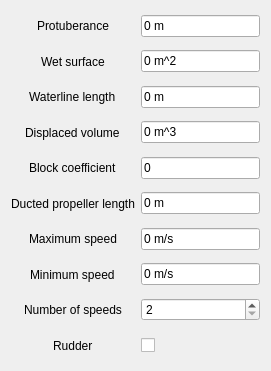
This is freecad/ship/resources/ui/TaskPanel_resistanceHoltrop.ui in FreeCAD/freecad.ship as Qt 5 draws it before an edit. The edited form follows.
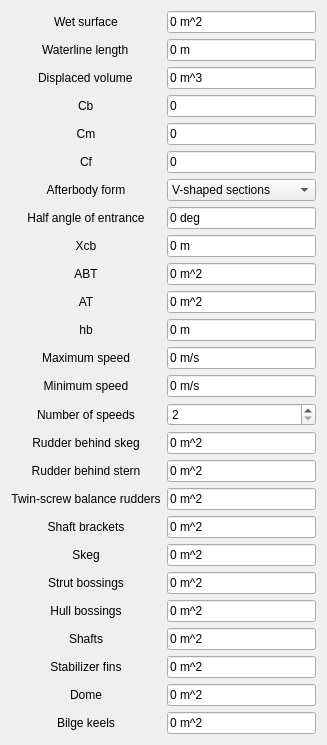
This is the edited form. Custom widgets are drawn as their Qt base class.

The edit to the form file:
```diff
--- a/freecad/ship/resources/ui/TaskPanel_resistanceHoltrop.ui
+++ b/freecad/ship/resources/ui/TaskPanel_resistanceHoltrop.ui
@@ -6,8 +6,8 @@
    <rect>
     <x>0</x>
     <y>0</y>
-    <width>271</width>
-    <height>371</height>
+    <width>308</width>
+    <height>690</height>
    </rect>
   </property>
   <property name="windowTitle">
@@ -19,14 +19,274 @@
   <layout class="QGridLayout" name="gridLayout" rowstretch="0">
    <item row="0" column="0">
     <layout class="QGridLayout" name="gridLayout_2">
-     <item row="10" column="1">
-      <widget class="QCheckBox" name="rudder">
+     <item row="6" column="0">
+      <widget class="QLabel" name="form_label">
        <property name="text">
-        <string/>
+        <string>Afterbody form</string>
        </property>
+       <property name="alignment">
+        <set>Qt::AlignCenter</set>
+       </property>
       </widget>
      </item>
-     <item row="6" column="0" alignment="Qt::AlignHCenter">
+     <item row="0" column="0" alignment="Qt::AlignHCenter">
+      <widget class="QLabel" name="Sw_label">
+       <property name="sizePolicy">
+        <sizepolicy hsizetype="Preferred" vsizetype="Expanding">
+         <horstretch>0</horstretch>
+         <verstretch>0</verstretch>
+        </sizepolicy>
+       </property>
+       <property name="text">
+        <string>Wet surface</string>
+       </property>
+      </widget>
+     </item>
+     <item row="24" column="1">
+      <widget class="Gui::InputField" name="dome">
+       <property name="text">
+        <string notr="true">0 m^2</string>
+       </property>
+       <property name="unit" stdset="0">
+        <string notr="true">m^2</string>
+       </property>
+       <property name="quantity" stdset="0">
+        <double>1.000000000000000</double>
+       </property>
+      </widget>
+     </item>
+     <item row="21" column="0">
+      <widget class="QLabel" name="hull_bossings_label">
+       <property name="sizePolicy">
+        <sizepolicy hsizetype="Preferred" vsizetype="Expanding">
+         <horstretch>0</horstretch>
+         <verstretch>0</verstretch>
+        </sizepolicy>
+       </property>
+       <property name="text">
+        <string>Hull bossings</string>
+       </property>
+       <property name="alignment">
+        <set>Qt::AlignCenter</set>
+       </property>
+      </widget>
+     </item>
+     <item row="7" column="1">
+      <widget class="Gui::InputField" name="iE">
+       <property name="text">
+        <string notr="true">0 deg</string>
+       </property>
+       <property name="unit" stdset="0">
+        <string notr="true">deg</string>
+       </property>
+       <property name="quantity" stdset="0">
+        <double>1.000000000000000</double>
+       </property>
+      </widget>
+     </item>
+     <item row="4" column="1">
+      <widget class="Gui::InputField" name="Cm">
+       <property name="text">
+        <string notr="true">0</string>
+       </property>
+       <property name="maxLength">
+        <number>5</number>
+       </property>
+       <property name="unit" stdset="0">
+        <string notr="true"/>
+       </property>
+       <property name="quantity" stdset="0">
+        <double>0.000000000000000</double>
+       </property>
+      </widget>
+     </item>
+     <item row="23" column="1">
+      <widget class="Gui::InputField" name="stab_fins">
+       <property name="text">
+        <string notr="true">0 m^2</string>
+       </property>
+       <property name="unit" stdset="0">
+        <string notr="true">m^2</string>
+       </property>
+       <property name="quantity" stdset="0">
+        <double>1.000000000000000</double>
+       </property>
+      </widget>
+     </item>
+     <item row="24" column="0">
+      <widget class="QLabel" name="dome_label">
+       <property name="sizePolicy">
+        <sizepolicy hsizetype="Preferred" vsizetype="Expanding">
+         <horstretch>0</horstretch>
+         <verstretch>0</verstretch>
+        </sizepolicy>
+       </property>
+       <property name="toolTip">
+        <string>&lt;html&gt;&lt;head/&gt;&lt;body&gt;&lt;p&gt;Number of speed to compute the resistance.&lt;/p&gt;&lt;p&gt;&lt;br/&gt;&lt;/p&gt;&lt;/body&gt;&lt;/html&gt;</string>
+       </property>
+       <property name="text">
+        <string>Dome</string>
+       </property>
+       <property name="alignment">
+        <set>Qt::AlignCenter</set>
+       </property>
+      </widget>
+     </item>
+     <item row="14" column="0" alignment="Qt::AlignHCenter">
+      <widget class="QLabel" name="n_speeds_label">
+       <property name="sizePolicy">
+        <sizepolicy hsizetype="Preferred" vsizetype="Expanding">
+         <horstretch>0</horstretch>
+         <verstretch>0</verstretch>
+        </sizepolicy>
+       </property>
+       <property name="toolTip">
+        <string>&lt;html&gt;&lt;head/&gt;&lt;body&gt;&lt;p&gt;Number of speed to compute the resistance.&lt;/p&gt;&lt;p&gt;&lt;br/&gt;&lt;/p&gt;&lt;/body&gt;&lt;/html&gt;</string>
+       </property>
+       <property name="text">
+        <string>Number of speeds</string>
+       </property>
+      </widget>
+     </item>
+     <item row="13" column="1">
+      <widget class="Gui::InputField" name="min_speed">
+       <property name="text">
+        <string notr="true">0 m/s</string>
+       </property>
+       <property name="unit" stdset="0">
+        <string notr="true">m/s</string>
+       </property>
+       <property name="quantity" stdset="0">
+        <double>1.000000000000000</double>
+       </property>
+      </widget>
+     </item>
+     <item row="22" column="0">
+      <widget class="QLabel" name="shafts_label">
+       <property name="sizePolicy">
+        <sizepolicy hsizetype="Preferred" vsizetype="Expanding">
+         <horstretch>0</horstretch>
+         <verstretch>0</verstretch>
+        </sizepolicy>
+       </property>
+       <property name="text">
+        <string>Shafts</string>
+       </property>
+       <property name="alignment">
+        <set>Qt::AlignCenter</set>
+       </property>
+      </widget>
+     </item>
+     <item row="9" column="1">
+      <widget class="Gui::InputField" name="ABT">
+       <property name="text">
+        <string notr="true">0 m^2</string>
+       </property>
+       <property name="maxLength">
+        <number>5</number>
+       </property>
+       <property name="unit" stdset="0">
+        <string notr="true">m^2</string>
+       </property>
+       <property name="quantity" stdset="0">
+        <double>0.000000000000000</double>
+       </property>
+      </widget>
+     </item>
+     <item row="8" column="1">
+      <widget class="Gui::InputField" name="xcb">
+       <property name="text">
+        <string notr="true">0 m</string>
+       </property>
+       <property name="unit" stdset="0">
+        <string notr="true">m</string>
+       </property>
+       <property name="quantity" stdset="0">
+        <double>0.000000000000000</double>
+       </property>
+      </widget>
+     </item>
+     <item row="3" column="0" alignment="Qt::AlignHCenter">
+      <widget class="QLabel" name="Cb_label">
+       <property name="sizePolicy">
+        <sizepolicy hsizetype="Preferred" vsizetype="Expanding">
+         <horstretch>0</horstretch>
+         <verstretch>0</verstretch>
+        </sizepolicy>
+       </property>
+       <property name="toolTip">
+        <string>&lt;html&gt;&lt;head/&gt;&lt;body&gt;&lt;p&gt;Block coefficient&lt;/p&gt;&lt;/body&gt;&lt;/html&gt;</string>
+       </property>
+       <property name="text">
+        <string>Cb</string>
+       </property>
+      </widget>
+     </item>
+     <item row="18" column="1">
+      <widget class="Gui::InputField" name="sbr">
+       <property name="text">
+        <string notr="true">0 m^2</string>
+       </property>
+       <property name="maxLength">
+        <number>100000</number>
+       </property>
+       <property name="unit" stdset="0">
+        <string notr="true">m^2</string>
+       </property>
+       <property name="quantity" stdset="0">
+        <double>0.000000000000000</double>
+       </property>
+      </widget>
+     </item>
+     <item row="15" column="1">
+      <widget class="Gui::InputField" name="rbskeg">
+       <property name="text">
+        <string notr="true">0 m^2</string>
+       </property>
+       <property name="unit" stdset="0">
+        <string notr="true">m^2</string>
+       </property>
+       <property name="quantity" stdset="0">
+        <double>1.000000000000000</double>
+       </property>
+      </widget>
+     </item>
+     <item row="18" column="0">
+      <widget class="QLabel" name="sbr_label">
+       <property name="sizePolicy">
+        <sizepolicy hsizetype="Preferred" vsizetype="Expanding">
+         <horstretch>0</horstretch>
+         <verstretch>0</verstretch>
+        </sizepolicy>
+       </property>
+       <property name="text">
+        <string>Shaft brackets</string>
+       </property>
+       <property name="alignment">
+        <set>Qt::AlignCenter</set>
+       </property>
+      </widget>
+     </item>
+     <item row="10" column="0">
+      <widget class="QLabel" name="AT_label">
+       <property name="sizePolicy">
+        <sizepolicy hsizetype="Preferred" vsizetype="Expanding">
+         <horstretch>0</horstretch>
+         <verstretch>0</verstretch>
+        </sizepolicy>
+       </property>
+       <property name="toolTip">
+        <string>&lt;html&gt;&lt;head/&gt;&lt;body&gt;&lt;p&gt;Inmersed part of the tranverse area of the transom at zero speed.&lt;/p&gt;&lt;/body&gt;&lt;/html&gt;</string>
+       </property>
+       <property name="text">
+        <string>AT</string>
+       </property>
+       <property name="alignment">
+        <set>Qt::AlignCenter</set>
+       </property>
+      </widget>
+     </item>
+     <item row="12" column="0">
       <widget class="QLabel" name="max_speed_label">
        <property name="sizePolicy">
         <sizepolicy hsizetype="Preferred" vsizetype="Expanding">
@@ -40,12 +300,8 @@
        <property name="text">
         <string>Maximum speed</string>
        </property>
-      </widget>
-     </item>
-     <item row="5" column="1">
-      <widget class="Gui::InputField" name="d_length">
-       <property name="text">
-        <string notr="true">0 m</string>
+       <property name="alignment">
+        <set>Qt::AlignCenter</set>
        </property>
        <property name="unit" stdset="0">
         <string notr="true">m</string>
@@ -55,26 +311,19 @@
        </property>
       </widget>
      </item>
-     <item row="3" column="1">
-      <widget class="Gui::InputField" name="volume">
-       <property name="text">
-        <string notr="true">0 m^3</string>
+     <item row="16" column="0">
+      <widget class="QLabel" name="rbstern_label">
+       <property name="sizePolicy">
+        <sizepolicy hsizetype="Preferred" vsizetype="Expanding">
+         <horstretch>0</horstretch>
+         <verstretch>0</verstretch>
+        </sizepolicy>
        </property>
-       <property name="unit" stdset="0">
-        <string notr="true">m^3</string>
-       </property>
-       <property name="quantity" stdset="0">
-        <double>1.000000000000000</double>
-       </property>
-      </widget>
-     </item>
-     <item row="4" column="1">
-      <widget class="Gui::InputField" name="Cb">
        <property name="text">
-        <string notr="true">0</string>
+        <string>Rudder behind stern</string>
        </property>
-       <property name="maxLength">
-        <number>5</number>
+       <property name="alignment">
+        <set>Qt::AlignCenter</set>
        </property>
        <property name="unit" stdset="0">
         <string notr="true"/>
@@ -84,7 +333,7 @@
        </property>
       </widget>
      </item>
-     <item row="1" column="1">
+     <item row="0" column="1">
       <widget class="Gui::InputField" name="Sw">
        <property name="text">
         <string notr="true">0 m^2</string>
@@ -97,8 +346,8 @@
        </property>
       </widget>
      </item>
-     <item row="10" column="0" alignment="Qt::AlignHCenter">
-      <widget class="QLabel" name="rudder_label">
+     <item row="23" column="0">
+      <widget class="QLabel" name="stab_fins_label">
        <property name="sizePolicy">
         <sizepolicy hsizetype="Preferred" vsizetype="Expanding">
          <horstretch>0</horstretch>
@@ -109,14 +358,10 @@
         <string>&lt;html&gt;&lt;head/&gt;&lt;body&gt;&lt;p&gt;Check the box if the ship has a rudder.&lt;/p&gt;&lt;p&gt;&lt;br/&gt;&lt;/p&gt;&lt;/body&gt;&lt;/html&gt;</string>
        </property>
        <property name="text">
-        <string>Rudder</string>
+        <string>Stabilizer fins</string>
        </property>
-      </widget>
-     </item>
-     <item row="7" column="1">
-      <widget class="Gui::InputField" name="min_speed">
-       <property name="text">
-        <string notr="true">0 m/s</string>
+       <property name="alignment">
+        <set>Qt::AlignCenter</set>
        </property>
        <property name="unit" stdset="0">
         <string notr="true">m/s</string>
@@ -126,20 +371,7 @@
        </property>
       </widget>
      </item>
-     <item row="5" column="0" alignment="Qt::AlignHCenter">
-      <widget class="QLabel" name="d_length_label">
-       <property name="sizePolicy">
-        <sizepolicy hsizetype="Preferred" vsizetype="Expanding">
-         <horstretch>0</horstretch>
-         <verstretch>0</verstretch>
-        </sizepolicy>
-       </property>
-       <property name="text">
-        <string>Ducted propeller length</string>
-       </property>
-      </widget>
-     </item>
-     <item row="9" column="1">
+     <item row="14" column="1">
       <widget class="QSpinBox" name="n_speeds">
        <property name="minimum">
         <number>2</number>
@@ -152,24 +384,76 @@
        </property>
       </widget>
      </item>
-     <item row="0" column="0" alignment="Qt::AlignHCenter">
-      <widget class="QLabel" name="protuberance_label">
+     <item row="22" column="1">
+      <widget class="Gui::InputField" name="shafts">
+       <property name="text">
+        <string notr="true">0 m^2</string>
+       </property>
+       <property name="unit" stdset="0">
+        <string notr="true">m^2</string>
+       </property>
+       <property name="quantity" stdset="0">
+        <double>0.000000000000000</double>
+       </property>
+      </widget>
+     </item>
+     <item row="8" column="0">
+      <widget class="QLabel" name="xcb_label">
+       <property name="toolTip">
+        <string>&lt;html&gt;&lt;head/&gt;&lt;body&gt;&lt;p&gt;Longitudinal position of the center of buoyancy mesaured from aft point.&lt;/p&gt;&lt;p&gt;&lt;br/&gt;&lt;/p&gt;&lt;p&gt;&lt;br/&gt;&lt;/p&gt;&lt;/body&gt;&lt;/html&gt;</string>
+       </property>
+       <property name="text">
+        <string>Xcb</string>
+       </property>
+       <property name="alignment">
+        <set>Qt::AlignCenter</set>
+       </property>
+      </widget>
+     </item>
+     <item row="25" column="0">
+      <widget class="QLabel" name="bkl_label">
        <property name="sizePolicy">
         <sizepolicy hsizetype="Preferred" vsizetype="Expanding">
          <horstretch>0</horstretch>
          <verstretch>0</verstretch>
         </sizepolicy>
        </property>
-       <property name="toolTip">
-        <string>&lt;html&gt;&lt;head/&gt;&lt;body&gt;&lt;p&gt;Protuberance measured from the frame 20. &lt;/p&gt;&lt;/body&gt;&lt;/html&gt;</string>
+       <property name="text">
+        <string>Bilge keels</string>
        </property>
+       <property name="alignment">
+        <set>Qt::AlignCenter</set>
+       </property>
+      </widget>
+     </item>
+     <item row="7" column="0">
+      <widget class="QLabel" name="iE_label">
        <property name="text">
-        <string>Protuberance</string>
+        <string>Half angle of entrance</string>
        </property>
+       <property name="alignment">
+        <set>Qt::AlignCenter</set>
+       </property>
       </widget>
      </item>
-     <item row="9" column="0" alignment="Qt::AlignHCenter">
-      <widget class="QLabel" name="n_speeds_label">
+     <item row="17" column="1">
+      <widget class="Gui::InputField" name="twsbr">
+       <property name="text">
+        <string notr="true">0 m^2</string>
+       </property>
+       <property name="maxLength">
+        <number>100000</number>
+       </property>
+       <property name="unit" stdset="0">
+        <string notr="true">m^2</string>
+       </property>
+       <property name="quantity" stdset="0">
+        <double>0.000000000000000</double>
+       </property>
+      </widget>
+     </item>
+     <item row="13" column="0">
+      <widget class="QLabel" name="min_speed_label">
        <property name="sizePolicy">
         <sizepolicy hsizetype="Preferred" vsizetype="Expanding">
          <horstretch>0</horstretch>
@@ -180,11 +464,14 @@
         <string>&lt;html&gt;&lt;head/&gt;&lt;body&gt;&lt;p&gt;Number of speed to compute the resistance.&lt;/p&gt;&lt;p&gt;&lt;br/&gt;&lt;/p&gt;&lt;/body&gt;&lt;/html&gt;</string>
        </property>
        <property name="text">
-        <string>Number of speeds</string>
+        <string>Minimum speed</string>
        </property>
+       <property name="alignment">
+        <set>Qt::AlignCenter</set>
+       </property>
       </widget>
      </item>
-     <item row="6" column="1">
+     <item row="12" column="1">
       <widget class="Gui::InputField" name="max_speed">
        <property name="text">
         <string notr="true">0 m/s</string>
@@ -197,7 +484,7 @@
        </property>
       </widget>
      </item>
-     <item row="2" column="0" alignment="Qt::AlignHCenter">
+     <item row="1" column="0" alignment="Qt::AlignHCenter">
       <widget class="QLabel" name="Lw_label">
        <property name="sizePolicy">
         <sizepolicy hsizetype="Preferred" vsizetype="Expanding">
@@ -210,7 +497,257 @@
        </property>
       </widget>
      </item>
-     <item row="3" column="0" alignment="Qt::AlignHCenter">
+     <item row="15" column="0">
+      <widget class="QLabel" name="rbskeg_label">
+       <property name="sizePolicy">
+        <sizepolicy hsizetype="Preferred" vsizetype="Expanding">
+         <horstretch>0</horstretch>
+         <verstretch>0</verstretch>
+        </sizepolicy>
+       </property>
+       <property name="text">
+        <string>Rudder behind skeg</string>
+       </property>
+       <property name="alignment">
+        <set>Qt::AlignCenter</set>
+       </property>
+      </widget>
+     </item>
+     <item row="17" column="0">
+      <widget class="QLabel" name="twsbr_label">
+       <property name="sizePolicy">
+        <sizepolicy hsizetype="Preferred" vsizetype="Expanding">
+         <horstretch>0</horstretch>
+         <verstretch>0</verstretch>
+        </sizepolicy>
+       </property>
+       <property name="text">
+        <string>Twin-screw balance rudders</string>
+       </property>
+       <property name="alignment">
+        <set>Qt::AlignCenter</set>
+       </property>
+      </widget>
+     </item>
+     <item row="21" column="1">
+      <widget class="Gui::InputField" name="hull_bossings">
+       <property name="text">
+        <string notr="true">0 m^2</string>
+       </property>
+       <property name="unit" stdset="0">
+        <string notr="true">m^2</string>
+       </property>
+       <property name="quantity" stdset="0">
+        <double>0.000000000000000</double>
+       </property>
+      </widget>
+     </item>
+     <item row="5" column="1">
+      <widget class="Gui::InputField" name="Cf">
+       <property name="text">
+        <string notr="true">0</string>
+       </property>
+       <property name="maxLength">
+        <number>5</number>
+       </property>
+       <property name="unit" stdset="0">
+        <string notr="true"/>
+       </property>
+       <property name="quantity" stdset="0">
+        <double>0.000000000000000</double>
+       </property>
+      </widget>
+     </item>
+     <item row="20" column="0">
+      <widget class="QLabel" name="strut_bossing_label">
+       <property name="sizePolicy">
+        <sizepolicy hsizetype="Preferred" vsizetype="Expanding">
+         <horstretch>0</horstretch>
+         <verstretch>0</verstretch>
+        </sizepolicy>
+       </property>
+       <property name="toolTip">
+        <string>&lt;html&gt;&lt;head/&gt;&lt;body&gt;&lt;p&gt;Minimum speed to compute the resistance.&lt;/p&gt;&lt;/body&gt;&lt;/html&gt;</string>
+       </property>
+       <property name="text">
+        <string>Strut bossings</string>
+       </property>
+       <property name="alignment">
+        <set>Qt::AlignCenter</set>
+       </property>
+      </widget>
+     </item>
+     <item row="3" column="1">
+      <widget class="Gui::InputField" name="Cb">
+       <property name="text">
+        <string notr="true">0</string>
+       </property>
+       <property name="maxLength">
+        <number>5</number>
+       </property>
+       <property name="unit" stdset="0">
+        <string notr="true"/>
+       </property>
+       <property name="quantity" stdset="0">
+        <double>0.000000000000000</double>
+       </property>
+      </widget>
+     </item>
+     <item row="5" column="0">
+      <widget class="QLabel" name="Cf_label">
+       <property name="sizePolicy">
+        <sizepolicy hsizetype="Preferred" vsizetype="Expanding">
+         <horstretch>0</horstretch>
+         <verstretch>0</verstretch>
+        </sizepolicy>
+       </property>
+       <property name="toolTip">
+        <string>&lt;html&gt;&lt;head/&gt;&lt;body&gt;&lt;p&gt;Waterplane area coefficient&lt;/p&gt;&lt;/body&gt;&lt;/html&gt;</string>
+       </property>
+       <property name="text">
+        <string>Cf</string>
+       </property>
+       <property name="alignment">
+        <set>Qt::AlignCenter</set>
+       </property>
+      </widget>
+     </item>
+     <item row="10" column="1">
+      <widget class="Gui::InputField" name="AT">
+       <property name="text">
+        <string notr="true">0 m^2</string>
+       </property>
+       <property name="unit" stdset="0">
+        <string notr="true">m^2</string>
+       </property>
+       <property name="quantity" stdset="0">
+        <double>0.000000000000000</double>
+       </property>
+      </widget>
+     </item>
+     <item row="19" column="1">
+      <widget class="Gui::InputField" name="skeg">
+       <property name="text">
+        <string notr="true">0 m^2</string>
+       </property>
+       <property name="unit" stdset="0">
+        <string notr="true">m^2</string>
+       </property>
+       <property name="quantity" stdset="0">
+        <double>1.000000000000000</double>
+       </property>
+      </widget>
+     </item>
+     <item row="6" column="1">
+      <widget class="QComboBox" name="form">
+       <item>
+        <property name="text">
+         <string>V-shaped sections</string>
+        </property>
+       </item>
+       <item>
+        <property name="text">
+         <string>Normal section shape</string>
+        </property>
+       </item>
+       <item>
+        <property name="text">
+         <string>U_shaped sections</string>
+        </property>
+       </item>
+      </widget>
+     </item>
+     <item row="25" column="1">
+      <widget class="Gui::InputField" name="bkl">
+       <property name="text">
+        <string notr="true">0 m^2</string>
+       </property>
+       <property name="unit" stdset="0">
+        <string notr="true">m^2</string>
+       </property>
+       <property name="quantity" stdset="0">
+        <double>0.000000000000000</double>
+       </property>
+      </widget>
+     </item>
+     <item row="4" column="0">
+      <widget class="QLabel" name="Cm_label">
+       <property name="sizePolicy">
+        <sizepolicy hsizetype="Preferred" vsizetype="Expanding">
+         <horstretch>0</horstretch>
+         <verstretch>0</verstretch>
+        </sizepolicy>
+       </property>
+       <property name="toolTip">
+        <string>&lt;html&gt;&lt;head/&gt;&lt;body&gt;&lt;p&gt;Main frame coefficient&lt;/p&gt;&lt;/body&gt;&lt;/html&gt;</string>
+       </property>
+       <property name="text">
+        <string>Cm</string>
+       </property>
+       <property name="alignment">
+        <set>Qt::AlignCenter</set>
+       </property>
+      </widget>
+     </item>
+     <item row="2" column="1">
+      <widget class="Gui::InputField" name="volume">
+       <property name="text">
+        <string notr="true">0 m^3</string>
+       </property>
+       <property name="unit" stdset="0">
+        <string notr="true">m^3</string>
+       </property>
+       <property name="quantity" stdset="0">
+        <double>1.000000000000000</double>
+       </property>
+      </widget>
+     </item>
+     <item row="16" column="1">
+      <widget class="Gui::InputField" name="rbstern">
+       <property name="text">
+        <string notr="true">0 m^2</string>
+       </property>
+       <property name="unit" stdset="0">
+        <string notr="true">m^2</string>
+       </property>
+       <property name="quantity" stdset="0">
+        <double>0.000000000000000</double>
+       </property>
+      </widget>
+     </item>
+     <item row="20" column="1">
+      <widget class="Gui::InputField" name="strut_bossing">
+       <property name="text">
+        <string notr="true">0 m^2</string>
+       </property>
+       <property name="unit" stdset="0">
+        <string notr="true">m^2</string>
+       </property>
+       <property name="quantity" stdset="0">
+        <double>0.000000000000000</double>
+       </property>
+      </widget>
+     </item>
+     <item row="9" column="0">
+      <widget class="QLabel" name="ABT_label">
+       <property name="sizePolicy">
+        <sizepolicy hsizetype="Preferred" vsizetype="Expanding">
+         <horstretch>0</horstretch>
+         <verstretch>0</verstretch>
+        </sizepolicy>
+       </property>
+       <property name="toolTip">
+        <string>&lt;html&gt;&lt;head/&gt;&lt;body&gt;&lt;p&gt;Tranverse bulb area at the position where the still-water surface intersects the stem.&lt;/p&gt;&lt;/body&gt;&lt;/html&gt;</string>
+       </property>
+       <property name="text">
+        <string>ABT</string>
+       </property>
+       <property name="alignment">
+        <set>Qt::AlignCenter</set>
+       </property>
+      </widget>
+     </item>
+     <item row="2" column="0" alignment="Qt::AlignHCenter">
       <widget class="QLabel" name="volume_label">
        <property name="sizePolicy">
         <sizepolicy hsizetype="Preferred" vsizetype="Expanding">
@@ -223,33 +760,7 @@
        </property>
       </widget>
      </item>
-     <item row="4" column="0" alignment="Qt::AlignHCenter">
-      <widget class="QLabel" name="Cb_label">
-       <property name="sizePolicy">
-        <sizepolicy hsizetype="Preferred" vsizetype="Expanding">
-         <horstretch>0</horstretch>
-         <verstretch>0</verstretch>
-        </sizepolicy>
-       </property>
-       <property name="text">
-        <string>Block coefficient</string>
-       </property>
-      </widget>
-     </item>
-     <item row="1" column="0" alignment="Qt::AlignHCenter">
-      <widget class="QLabel" name="Sw_label">
-       <property name="sizePolicy">
-        <sizepolicy hsizetype="Preferred" vsizetype="Expanding">
-         <horstretch>0</horstretch>
-         <verstretch>0</verstretch>
-        </sizepolicy>
-       </property>
-       <property name="text">
-        <string>Wet surface</string>
-       </property>
-      </widget>
-     </item>
-     <item row="2" column="1">
+     <item row="1" column="1">
       <widget class="Gui::InputField" name="Lw">
        <property name="text">
         <string notr="true">0 m</string>
@@ -265,8 +776,24 @@
        </property>
       </widget>
      </item>
-     <item row="7" column="0" alignment="Qt::AlignHCenter">
-      <widget class="QLabel" name="min_speed_label">
+     <item row="19" column="0">
+      <widget class="QLabel" name="skeg_label">
+       <property name="sizePolicy">
+        <sizepolicy hsizetype="Preferred" vsizetype="Expanding">
+         <horstretch>0</horstretch>
+         <verstretch>0</verstretch>
+        </sizepolicy>
+       </property>
+       <property name="text">
+        <string>Skeg</string>
+       </property>
+       <property name="alignment">
+        <set>Qt::AlignCenter</set>
+       </property>
+      </widget>
+     </item>
+     <item row="11" column="0">
+      <widget class="QLabel" name="hb_label">
        <property name="sizePolicy">
         <sizepolicy hsizetype="Preferred" vsizetype="Expanding">
          <horstretch>0</horstretch>
@@ -277,12 +804,15 @@
         <string>&lt;html&gt;&lt;head/&gt;&lt;body&gt;&lt;p&gt;Minimum speed to compute the resistance.&lt;/p&gt;&lt;/body&gt;&lt;/html&gt;</string>
        </property>
        <property name="text">
-        <string>Minimum speed</string>
+        <string>hb</string>
+       </property>
+       <property name="alignment">
+        <set>Qt::AlignCenter</set>
        </property>
       </widget>
      </item>
-     <item row="0" column="1">
-      <widget class="Gui::InputField" name="protuberance">
+     <item row="11" column="1">
+      <widget class="Gui::InputField" name="hb">
        <property name="text">
         <string notr="true">0 m</string>
        </property>
```
Left out of the diff: 24 changed lines with no effect on the pictures.
